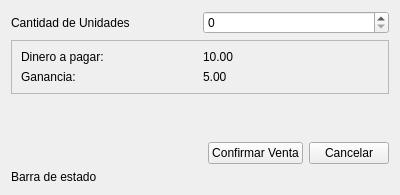
R0land013/blue-pos, file view/ui/make_sale_form.ui: the form before one commit.
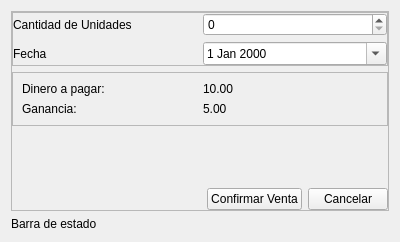
The form after the commit.

Patch:
```diff
--- a/view/ui/make_sale_form.ui
+++ b/view/ui/make_sale_form.ui
@@ -7,7 +7,7 @@
     <x>0</x>
     <y>0</y>
     <width>400</width>
-    <height>195</height>
+    <height>242</height>
    </rect>
   </property>
   <property name="windowTitle">
@@ -15,18 +15,73 @@
   </property>
   <layout class="QVBoxLayout" name="verticalLayout">
    <item>
-    <layout class="QHBoxLayout" name="horizontalLayout">
+    <widget class="QFrame" name="main_content_frame">
+     <property name="frameShape">
+      <enum>QFrame::StyledPanel</enum>
+     </property>
+     <property name="frameShadow">
+      <enum>QFrame::Raised</enum>
+     </property>
+     <layout class="QVBoxLayout" name="verticalLayout_2">
+      <property name="leftMargin">
+       <number>0</number>
+      </property>
+      <property name="topMargin">
+       <number>0</number>
+      </property>
+      <property name="rightMargin">
+       <number>0</number>
+      </property>
+      <property name="bottomMargin">
+       <number>0</number>
+      </property>
      <item>
+       <widget class="QFrame" name="frame_2">
+        <property name="frameShape">
+         <enum>QFrame::StyledPanel</enum>
+        </property>
+        <property name="frameShadow">
+         <enum>QFrame::Raised</enum>
+        </property>
+        <layout class="QGridLayout" name="gridLayout_2">
+         <property name="leftMargin">
+          <number>0</number>
+         </property>
+         <property name="topMargin">
+          <number>0</number>
+         </property>
+         <property name="rightMargin">
+          <number>0</number>
+         </property>
+         <property name="bottomMargin">
+          <number>0</number>
+         </property>
+         <item row="1" column="0">
+          <widget class="QLabel" name="label_4">
+           <property name="text">
+            <string>Fecha</string>
+           </property>
+          </widget>
+         </item>
+         <item row="1" column="1">
+          <widget class="QDateEdit" name="sale_date_edit">
+           <property name="calendarPopup">
+            <bool>true</bool>
+           </property>
+          </widget>
+         </item>
+         <item row="0" column="0">
       <widget class="QLabel" name="label">
        <property name="text">
         <string>Cantidad de Unidades</string>
        </property>
       </widget>
      </item>
-     <item>
+         <item row="0" column="1">
       <widget class="QSpinBox" name="sale_quantity_spin_box"/>
      </item>
     </layout>
+       </widget>
    </item>
    <item>
     <widget class="QFrame" name="frame">
@@ -114,6 +169,9 @@
       </widget>
      </item>
     </layout>
+      </item>
+     </layout>
+    </widget>
    </item>
    <item>
     <widget class="QLabel" name="state_bar_label">
```
Lines whose indentation alone changed are shown as unchanged.
